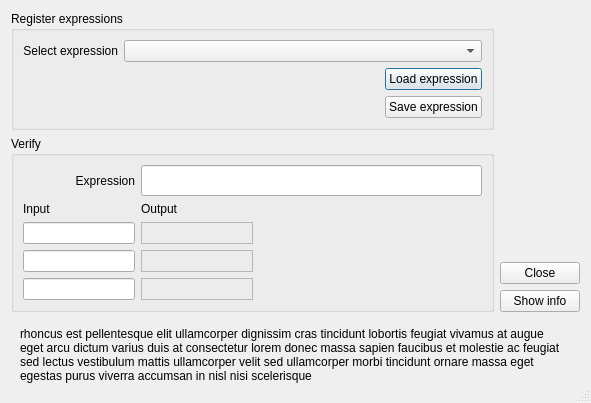
The window that src/dialogs/expressionsdialog.ui (ModbusScope/ModbusScope) describes before a commit, drawn with Qt 5.
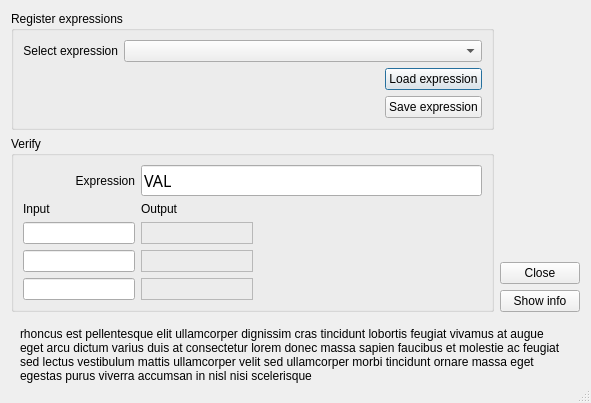
The same window after the commit.

The edit to the form file:
```diff
--- a/src/dialogs/expressionsdialog.ui
+++ b/src/dialogs/expressionsdialog.ui
@@ -10,7 +10,7 @@
     <x>0</x>
     <y>0</y>
     <width>746</width>
-    <height>444</height>
+    <height>448</height>
    </rect>
   </property>
   <property name="windowTitle">
@@ -177,6 +177,9 @@
               <pointsize>12</pointsize>
              </font>
             </property>
+            <property name="text">
+             <string>VAL</string>
+            </property>
            </widget>
           </item>
           <item row="0" column="0">
```
Left out of the diff: 2 changed lines with no effect on the pictures.
